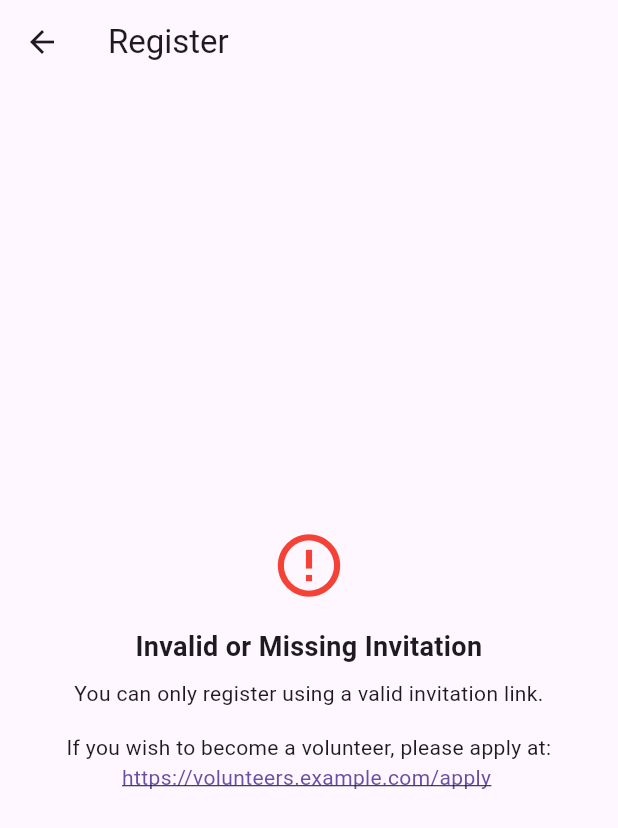
After one commit to JustTheCoolest/teambooks_flutterframes, a Flutter app: the RegisterScreen screen opened directly, on a phone screen of 412 x 824 dp. The commit adds this screen. Shown: the top 828 px of the screen. Run offline on Flutter 3.47's test engine with Material 3 defaults, Android fonts, the phone set to English and light mode, and no system bars; our stand-ins replace cloud_firestore, firebase_auth, firebase_core, fl_chart, go_router, google_fonts and 1 more; missing offline and left inert: firebase_ui_auth; accounts and stored records are empty.

Commit message:
messed up state archive

```diff
--- /dev/null
+++ b/apps/volunteers_app/lib/register_screen.dart
@@ -0,0 +1,251 @@
+import 'package:flutter/material.dart';
+import 'package:firebase_auth/firebase_auth.dart' hide EmailAuthProvider;
+import 'package:firebase_ui_auth/firebase_ui_auth.dart';
+import 'package:cloud_firestore/cloud_firestore.dart'; // Uncomment if you use Firestore in checkInvitationId
+import 'package:url_launcher/url_launcher.dart'; // For launching URLs
+import 'package:go_router/go_router.dart';
+
+// --- Placeholder Functions ---
+// TODO: Replace these with your actual backend logic (e.g., Firestore checks)
+
+/// Placeholder: Checks if the invitation ID is valid.
+/// This is now ASYNCHRONOUS.
+// Future<bool> checkInvitationId(String invitationId) async {
+//   // print("Checking invitation ID (async): $invitationId");
+//   // // Example: Simulate network delay
+//   // await Future.delayed(const Duration(seconds: 1));
+
+//   // In a real app: query Firestore or your database
+//   try {
+//     final doc = await FirebaseFirestore.instance.collection('accepted_volunteers').doc(invitationId).get();
+//     return doc.exists; // And potentially check if it's not already used, etc.
+//   } catch (e) {
+//     print("Error checking invitation ID: $e");
+//     return false;
+//   }
+//   // return invitationId.isNotEmpty && invitationId != "invalid"; // Replace with actual async logic
+// }
+
+/// Placeholder: Checks if the registered email matches the one associated with the invitation ID.
+Future<bool> checkEmailWithInvitationId(String? email, String invitationId) async {
+  // print("Checking email with invitation ID (async): $email, $invitationId");
+  // // Example: Simulate network delay
+  // await Future.delayed(const Duration(seconds: 1));
+
+  // In a real app: query Firestore or your database
+  if (email == null || email.isEmpty) {
+    return false; // Invalid email
+  }
+
+  try {
+    final doc = await FirebaseFirestore.instance.collection('accepted_volunteers').doc(invitationId).get();
+    if (doc.exists && doc.data() != null) {
+      final data = doc.data()!;
+      return data['email'] == email; // Assuming the document has an 'email' field
+    }
+    return false; // Document doesn't exist or no email match
+  } catch (e) {
+    print("Error checking email with invitation ID: $e");
+    return false;
+  }
+}
+
+Future<void> markInvitationAsUsed(String invitationId, String userId) async {
+  // print("Marking invitation as used: $invitationId");
+  // // Example: Simulate network delay
+  // await Future.delayed(const Duration(seconds: 1));
+
+  // In a real app: update Firestore or your database
+  try {
+    await FirebaseFirestore.instance.collection('accepted_volunteers').doc(invitationId).update({'used': true});
+    print("Invitation $invitationId marked as used.");
+    // await FirebaseFirestore.instance.collection('users').doc(userId).update({'roles.volunteer': true});
+  } catch (e) {
+    print("Error marking invitation as used: $e");
+  }
+}
+
+// --- End Placeholder Functions ---
+
+class RegisterScreen extends StatefulWidget {
+  const RegisterScreen({super.key, this.invitationId});
+  final String? invitationId;
+
+  @override
+  State<RegisterScreen> createState() => _RegisterScreenState();
+}
+
+class _RegisterScreenState extends State<RegisterScreen> {
+  bool _invitationCheck = false;
+
+  @override
+  void initState() {
+    super.initState();
+    if (widget.invitationId != null && widget.invitationId!.isNotEmpty) {
+      // _invitationCheckFuture = checkInvitationId(widget.invitationId!);
+      _invitationCheck = true; // Assume invitation check is true for now
+    } else {
+      // Handle null or empty invitationId immediately without a future
+      _invitationCheck = false;
+    }
+  }
+
+  Widget _buildInvalidInvitationUI(BuildContext context) {
+    return Scaffold(
+      appBar: AppBar(title: const Text('Register')),
+      body: Padding(
+        padding: const EdgeInsets.all(16.0),
+        child: Center(
+          child: Column(
+            mainAxisAlignment: MainAxisAlignment.center,
+            crossAxisAlignment: CrossAxisAlignment.center,
+            children: [
+              const Icon(Icons.error_outline, color: Colors.red, size: 50),
+              const SizedBox(height: 16),
+              const Text(
+                'Invalid or Missing Invitation',
+                style: TextStyle(fontSize: 18, fontWeight: FontWeight.bold),
+                textAlign: TextAlign.center,
+              ),
+              const SizedBox(height: 8),
+              const Text(
+                'You can only register using a valid invitation link.',
+                textAlign: TextAlign.center,
+              ),
+              const SizedBox(height: 16),
+              const Text(
+                'If you wish to become a volunteer, please apply at:',
+                textAlign: TextAlign.center,
+              ),
+              SelectableText(
+                'https://volunteers.example.com/apply',
+                style: TextStyle(color: Theme.of(context).primaryColor, decoration: TextDecoration.underline),
+                textAlign: TextAlign.center,
+                onTap: () {
+                  print('Navigate to apply link');
+                  // TODO: Implement opening the URL (e.g., using url_launcher)
+                  launchUrl(Uri.parse('https://volunteers.example.com/apply'));
+                },
+              ),
+            ],
+          ),
+        ),
+      ),
+    );
+  }
+
+  @override
+  Widget build(BuildContext context) {
+    if (widget.invitationId == null || widget.invitationId!.isEmpty) {
+      return _buildInvalidInvitationUI(context);
+    }
+
+    // return FutureBuilder<bool>(
+    //   future: _invitationCheckFuture,
+    //   builder: (context, snapshot) {
+    //     if (snapshot.connectionState == ConnectionState.waiting) {
+    //       return Scaffold(
+    //         appBar: AppBar(title: const Text('Verifying Invitation...')),
+    //         body: const Center(child: CircularProgressIndicator()),
+    //       );
+    //     }
+
+    //     if (snapshot.hasError) {
+    //       print("Error checking invitation: ${snapshot.error}");
+    //       return Scaffold(
+    //         appBar: AppBar(title: const Text('Error')),
+    //         body: Center(child: Text('Error verifying invitation: ${snapshot.error}')),
+    //       );
+    //     }
+
+    //     final bool isInvitationValid = snapshot.data ?? false;
+
+    //     if (isInvitationValid) {
+    //       return RegistrationFlow(invitationId: widget.invitationId!);
+    //     } else {
+    //       return _buildInvalidInvitationUI(context);
+    //     }
+    //   },
+    // );
+    if (!_invitationCheck) {
+      return _buildInvalidInvitationUI(context);
+    }
+
+    return RegistrationFlow(
+      invitationId: widget.invitationId!,
+    );
+  }
+}
+
+class RegistrationFlow extends StatelessWidget {
+  /// Constructs a [RegistrationFlow]
+  const RegistrationFlow({super.key, required this.invitationId});
+
+  /// The invitation ID for the registration
+  final String invitationId;
+
+  @override
+  Widget build(BuildContext context) {
+    return Scaffold(
+      appBar: AppBar(title: const Text('Complete Your Registration')),
+      body: Padding(
+        padding: const EdgeInsets.all(16.0),
+        child: Center(
+          child: SingleChildScrollView(
+            child: Column(
+              mainAxisAlignment: MainAxisAlignment.center,
+              children: [
+                const Text(
+                  'Important: Please register using the same email address that you provided in your volunteer application form.',
+                  textAlign: TextAlign.center,
+                  style: TextStyle(fontWeight: FontWeight.bold),
+                ),
+                const SizedBox(height: 20),
+                SignInScreen(
+                  providers: [
+                    EmailAuthProvider(),
+                  ],
+                  actions: [
+                    AuthStateChangeAction<SignedIn>((context, state) async {
+                      final userEmail = state.user?.email;
+                      bool isEmailValid = await checkEmailWithInvitationId(userEmail, invitationId);
+
+                      if (isEmailValid) {
+                        ScaffoldMessenger.of(context).showSnackBar(
+                          const SnackBar(content: Text('Registration successful! Welcome!')),
+                        );
+                        print("Registration successful for $userEmail");
+                        // TODO: Navigate to the main part of the volunteer app
+                        context.go('/'); // Adjust the route as needed
+                        // TODO: Mark invitationId as used
+                        markInvitationAsUsed(invitationId, state.user!.uid);
+                      } else {
+                        ScaffoldMessenger.of(context).showSnackBar(
+                          SnackBar(
+                            content: Text('Registration Error: The email "$userEmail" is not the one associated with this invitation. Please use the correct email or contact support.'),
+                            backgroundColor: Colors.red,
+                          ),
+                        );
+                        await FirebaseAuth.instance.signOut();
+                        print("Incorrect email $userEmail for invitation $invitationId. User signed out.");
+                      }
+                    }),
+                     AuthStateChangeAction<AuthFailed>((context, state) {
+                        ScaffoldMessenger.of(context).showSnackBar(
+                          SnackBar(
+                            content: Text('Authentication failed: ${state.exception.toString()}'),
+                            backgroundColor: Colors.red,
+                          ),
+                        );
+                        print("AuthFailed: ${state.exception}");
+                    }),
+                  ],
+                ),
+              ],
+            ),
+          ),
+        ),
+      ),
+    );
+  }
+}
--- a/apps/volunteers_app/pubspec.yaml
+++ b/apps/volunteers_app/pubspec.yaml
@@ -34,6 +34,12 @@ dependencies:
   # The following adds the Cupertino Icons font to your application.
   # Use with the CupertinoIcons class for iOS style icons.
   cupertino_icons: ^1.0.8
+  go_router: ^15.2.0
+  firebase_ui_auth: ^1.17.0
+  cloud_firestore: ^5.6.9
+  url_launcher: ^6.3.1
+  firebase_auth: ^5.6.0
+  firebase_core: ^3.14.0
 
 dev_dependencies:
   flutter_test:
```
Also changed, not shown: apps/volunteers_app/lib/main.dart (+17 -1 lines), apps/volunteers_app/firebase.json (added), apps/volunteers_app/lib/firebase_options.dart (added), apps/volunteers_app/pubspec.lock, 9 other files.
